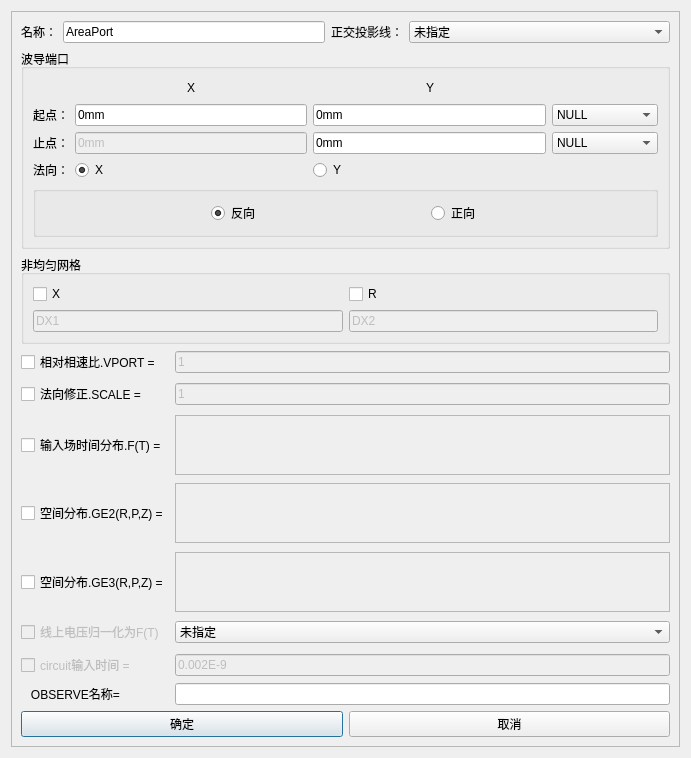
Above: src/Mod/Modeling/Modeling2D/Modeling2DCommand/Port/PortDialog.ui from BeQuiet1228/FreeCAD before the change. Below: the same form after it.
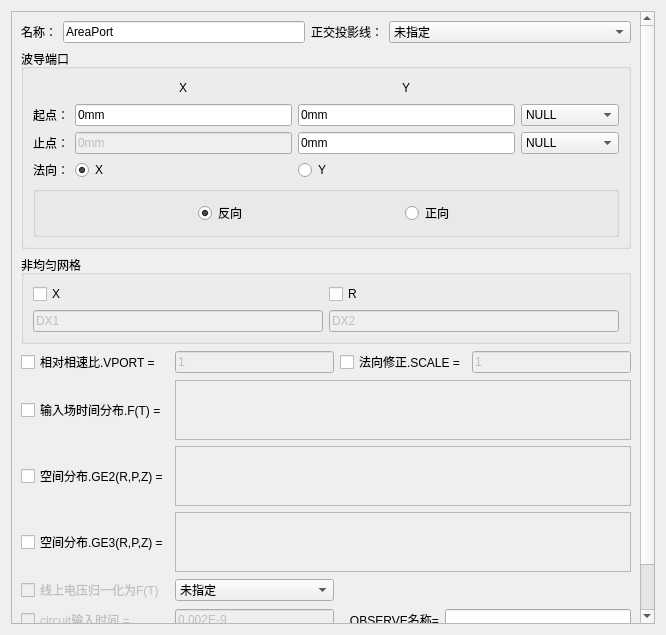
That is the form after the change. Custom widgets are drawn as their Qt base class.

```diff
--- a/src/Mod/Modeling/Modeling2D/Modeling2DCommand/Port/PortDialog.ui
+++ b/src/Mod/Modeling/Modeling2D/Modeling2DCommand/Port/PortDialog.ui
@@ -9,8 +9,8 @@
    <rect>
     <x>0</x>
     <y>0</y>
-    <width>691</width>
-    <height>758</height>
+    <width>666</width>
+    <height>635</height>
    </rect>
   </property>
   <property name="sizePolicy">
@@ -34,8 +34,8 @@
   <property name="windowTitle">
    <string>波导端口</string>
   </property>
-  <layout class="QGridLayout" name="gridLayout_7">
-   <item row="0" column="0">
+  <layout class="QVBoxLayout" name="verticalLayout_3">
+   <item>
     <widget class="QScrollArea" name="scrollArea">
      <property name="sizePolicy">
       <sizepolicy hsizetype="Preferred" vsizetype="Preferred">
@@ -50,9 +50,9 @@
       <property name="geometry">
        <rect>
         <x>0</x>
-        <y>-54</y>
+        <y>0</y>
         <width>646</width>
-        <height>788</height>
+        <height>615</height>
        </rect>
       </property>
       <layout class="QVBoxLayout" name="verticalLayout_2">
@@ -415,38 +415,7 @@
           <string>非均匀网格</string>
          </property>
          <layout class="QGridLayout" name="gridLayout_4">
-          <item row="0" column="0">
-           <layout class="QHBoxLayout" name="horizontalLayout_6">
-            <item>
-             <widget class="QCheckBox" name="checkBox_x">
-              <property name="text">
-               <string>X</string>
-              </property>
-             </widget>
-            </item>
-            <item>
-             <widget class="QCheckBox" name="checkBox_y">
-              <property name="text">
-               <string>R</string>
-              </property>
-             </widget>
-            </item>
-           </layout>
-          </item>
           <item row="1" column="0">
-           <spacer name="verticalSpacer_2">
-            <property name="orientation">
-             <enum>Qt::Vertical</enum>
-            </property>
-            <property name="sizeHint" stdset="0">
-             <size>
-              <width>20</width>
-              <height>40</height>
-             </size>
-            </property>
-           </spacer>
-          </item>
-          <item row="2" column="0">
            <layout class="QHBoxLayout" name="horizontalLayout_7">
             <item>
              <widget class="QLineEdit" name="LineEdit_DX1">
@@ -470,96 +439,72 @@
             </item>
            </layout>
           </item>
-          <item row="3" column="0">
-           <spacer name="verticalSpacer_3">
-            <property name="orientation">
-             <enum>Qt::Vertical</enum>
-            </property>
-            <property name="sizeHint" stdset="0">
-             <size>
-              <width>20</width>
-              <height>40</height>
-             </size>
-            </property>
-           </spacer>
+          <item row="0" column="0">
+           <layout class="QHBoxLayout" name="horizontalLayout_6">
+            <item>
+             <widget class="QCheckBox" name="checkBox_x">
+              <property name="text">
+               <string>X</string>
+              </property>
+             </widget>
+            </item>
+            <item>
+             <widget class="QCheckBox" name="checkBox_y">
+              <property name="text">
+               <string>R</string>
+              </property>
+             </widget>
+            </item>
+           </layout>
           </item>
          </layout>
         </widget>
        </item>
        <item>
         <layout class="QGridLayout" name="gridLayout">
-         <item row="2" column="1">
+         <item row="0" column="0">
+          <widget class="QCheckBox" name="checkBox_vport">
+           <property name="text">
+            <string>相对相速比.VPORT =</string>
+           </property>
+          </widget>
+         </item>
+         <item row="0" column="1">
+          <widget class="QLineEdit" name="LineEdit_vport">
+           <property name="enabled">
+            <bool>false</bool>
+           </property>
+           <property name="text">
+            <string>1</string>
+           </property>
+          </widget>
+         </item>
+         <item row="0" column="2" colspan="2">
           <widget class="QCheckBox" name="checkBox_scale">
            <property name="text">
             <string>法向修正.SCALE =</string>
            </property>
           </widget>
          </item>
-         <item row="4" column="1">
+         <item row="0" column="4">
+          <widget class="QLineEdit" name="LineEdit_scale">
+           <property name="enabled">
+            <bool>false</bool>
+           </property>
+           <property name="text">
+            <string>1</string>
+           </property>
+          </widget>
+         </item>
+         <item row="1" column="0">
           <widget class="QCheckBox" name="checkBox_Ft">
            <property name="text">
             <string>输入场时间分布.F(T) =</string>
            </property>
           </widget>
          </item>
-         <item row="12" column="2">
-          <widget class="QLineEdit" name="LineEdit_circuit">
-           <property name="enabled">
-            <bool>false</bool>
-           </property>
-           <property name="text">
-            <string>0.002E-9</string>
-           </property>
-          </widget>
-         </item>
-         <item row="5" column="2">
-          <spacer name="verticalSpacer_8">
-           <property name="orientation">
-            <enum>Qt::Vertical</enum>
-           </property>
-           <property name="sizeHint" stdset="0">
-            <size>
-             <width>20</width>
-             <height>40</height>
-            </size>
-           </property>
-          </spacer>
-         </item>
-         <item row="8" column="1">
-          <widget class="QCheckBox" name="checkBox_GE3">
-           <property name="text">
-            <string>空间分布.GE3(R,P,Z) =</string>
-           </property>
-          </widget>
-         </item>
-         <item row="12" column="1">
-          <widget class="QCheckBox" name="checkBox_circuit">
-           <property name="enabled">
-            <bool>false</bool>
-           </property>
-           <property name="text">
-            <string>circuit输入时间 =</string>
-           </property>
-          </widget>
-         </item>
-         <item row="10" column="2">
-          <layout class="QHBoxLayout" name="horizontalLayout_8">
-           <item>
-            <widget class="StyledComboBox" name="ComboBox_FT">
-             <property name="enabled">
-              <bool>true</bool>
-             </property>
-             <item>
-              <property name="text">
-               <string>未指定</string>
-              </property>
-             </item>
-            </widget>
-           </item>
-          </layout>
-         </item>
-         <item row="8" column="2">
-          <widget class="QTextEdit" name="LineEdit_GE3">
+         <item row="1" column="1" colspan="4">
+          <widget class="QTextEdit" name="LineEdit_Ft">
            <property name="enabled">
             <bool>false</bool>
            </property>
@@ -571,93 +516,14 @@
            </property>
           </widget>
          </item>
-         <item row="7" column="2">
-          <spacer name="verticalSpacer_9">
-           <property name="orientation">
-            <enum>Qt::Vertical</enum>
-           </property>
-           <property name="sizeHint" stdset="0">
-            <size>
-             <width>20</width>
-             <height>40</height>
-            </size>
-           </property>
-          </spacer>
-         </item>
-         <item row="11" column="2">
-          <spacer name="verticalSpacer_11">
-           <property name="orientation">
-            <enum>Qt::Vertical</enum>
-           </property>
-           <property name="sizeHint" stdset="0">
-            <size>
-             <width>20</width>
-             <height>40</height>
-            </size>
-           </property>
-          </spacer>
-         </item>
-         <item row="0" column="2">
-          <widget class="QLineEdit" name="LineEdit_vport">
-           <property name="enabled">
-            <bool>false</bool>
-           </property>
-           <property name="text">
-            <string>1</string>
-           </property>
-          </widget>
-         </item>
-         <item row="2" column="2">
-          <widget class="QLineEdit" name="LineEdit_scale">
-           <property name="enabled">
-            <bool>false</bool>
-           </property>
-           <property name="text">
-            <string>1</string>
-           </property>
-          </widget>
-         </item>
-         <item row="6" column="1">
+         <item row="2" column="0">
           <widget class="QCheckBox" name="checkBox_GE2">
            <property name="text">
             <string>空间分布.GE2(R,P,Z) =</string>
            </property>
           </widget>
          </item>
-         <item row="0" column="1">
-          <widget class="QCheckBox" name="checkBox_vport">
-           <property name="text">
-            <string>相对相速比.VPORT =</string>
-           </property>
-          </widget>
-         </item>
-         <item row="4" column="2">
-          <widget class="QTextEdit" name="LineEdit_Ft">
-           <property name="enabled">
-            <bool>false</bool>
-           </property>
-           <property name="maximumSize">
-            <size>
-             <width>16777215</width>
-             <height>60</height>
-            </size>
-           </property>
-          </widget>
-         </item>
-         <item row="1" column="2">
-          <spacer name="verticalSpacer_4">
-           <property name="orientation">
-            <enum>Qt::Vertical</enum>
-           </property>
-           <property name="sizeHint" stdset="0">
-            <size>
-             <width>20</width>
-             <height>40</height>
-            </size>
-           </property>
-          </spacer>
-         </item>
-         <item row="6" column="2">
+         <item row="2" column="1" colspan="4">
           <widget class="QTextEdit" name="LineEdit_GE2">
            <property name="enabled">
             <bool>false</bool>
@@ -670,7 +536,27 @@
            </property>
           </widget>
          </item>
-         <item row="10" column="1">
+         <item row="3" column="0">
+          <widget class="QCheckBox" name="checkBox_GE3">
+           <property name="text">
+            <string>空间分布.GE3(R,P,Z) =</string>
+           </property>
+          </widget>
+         </item>
+         <item row="3" column="1" colspan="4">
+          <widget class="QTextEdit" name="LineEdit_GE3">
+           <property name="enabled">
+            <bool>false</bool>
+           </property>
+           <property name="maximumSize">
+            <size>
+             <width>16777215</width>
+             <height>60</height>
+            </size>
+           </property>
+          </widget>
+         </item>
+         <item row="4" column="0">
           <widget class="QCheckBox" name="checkBox_FT">
            <property name="enabled">
             <bool>false</bool>
@@ -680,42 +566,48 @@
            </property>
           </widget>
          </item>
-         <item row="9" column="2">
-          <spacer name="verticalSpacer_10">
-           <property name="orientation">
-            <enum>Qt::Vertical</enum>
+         <item row="4" column="1">
+          <widget class="StyledComboBox" name="ComboBox_FT">
+           <property name="enabled">
+            <bool>true</bool>
            </property>
-           <property name="sizeHint" stdset="0">
-            <size>
-             <width>20</width>
-             <height>40</height>
-            </size>
+           <item>
+            <property name="text">
+             <string>未指定</string>
+            </property>
+           </item>
+          </widget>
+         </item>
+         <item row="5" column="0">
+          <widget class="QCheckBox" name="checkBox_circuit">
+           <property name="enabled">
+            <bool>false</bool>
            </property>
-          </spacer>
+           <property name="text">
+            <string>circuit输入时间 =</string>
+           </property>
+          </widget>
          </item>
-         <item row="13" column="1">
+         <item row="5" column="1">
+          <widget class="QLineEdit" name="LineEdit_circuit">
+           <property name="enabled">
+            <bool>false</bool>
+           </property>
+           <property name="text">
+            <string>0.002E-9</string>
+           </property>
+          </widget>
+         </item>
+         <item row="5" column="2">
           <widget class="QLabel" name="label_obs">
            <property name="text">
             <string>   OBSERVE名称=</string>
            </property>
           </widget>
          </item>
-         <item row="13" column="2">
+         <item row="5" column="3" colspan="2">
           <widget class="QLineEdit" name="lineEdit_obs"/>
          </item>
-         <item row="3" column="2">
-          <spacer name="verticalSpacer_5">
-           <property name="orientation">
-            <enum>Qt::Vertical</enum>
-           </property>
-           <property name="sizeHint" stdset="0">
-            <size>
-             <width>20</width>
-             <height>40</height>
-            </size>
-           </property>
-          </spacer>
-         </item>
         </layout>
        </item>
        <item>
@@ -736,21 +628,7 @@
          </item>
         </layout>
        </item>
-       <item>
-        <spacer name="verticalSpacer_14">
-         <property name="orientation">
-          <enum>Qt::Vertical</enum>
-         </property>
-         <property name="sizeHint" stdset="0">
-          <size>
-           <width>20</width>
-           <height>40</height>
-          </size>
-         </property>
-        </spacer>
-       </item>
       </layout>
-      <zorder>verticalSpacer_14</zorder>
       <zorder>groupBox</zorder>
       <zorder></zorder>
       <zorder>groupBox_Port</zorder>
```
